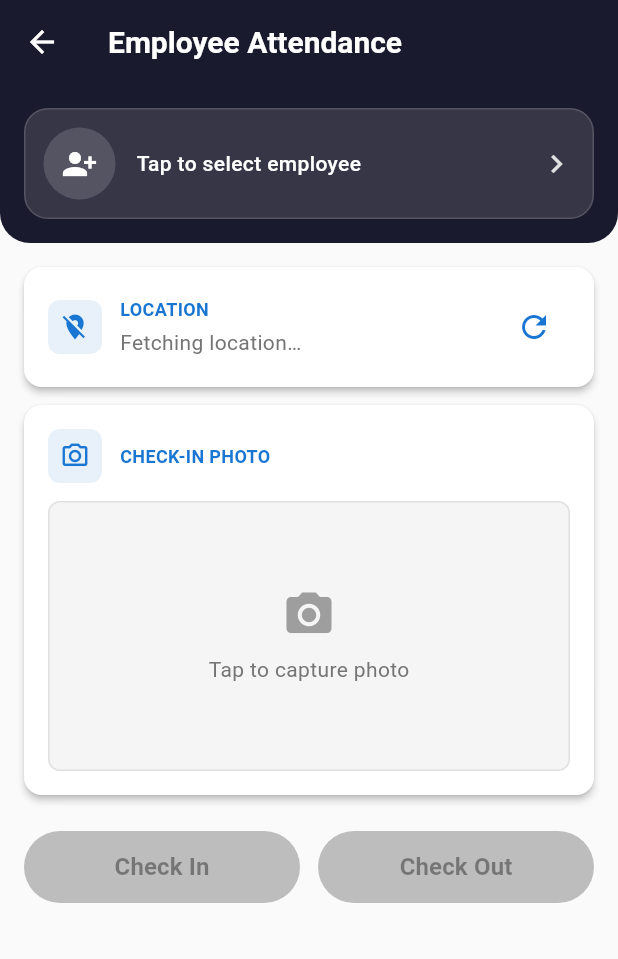
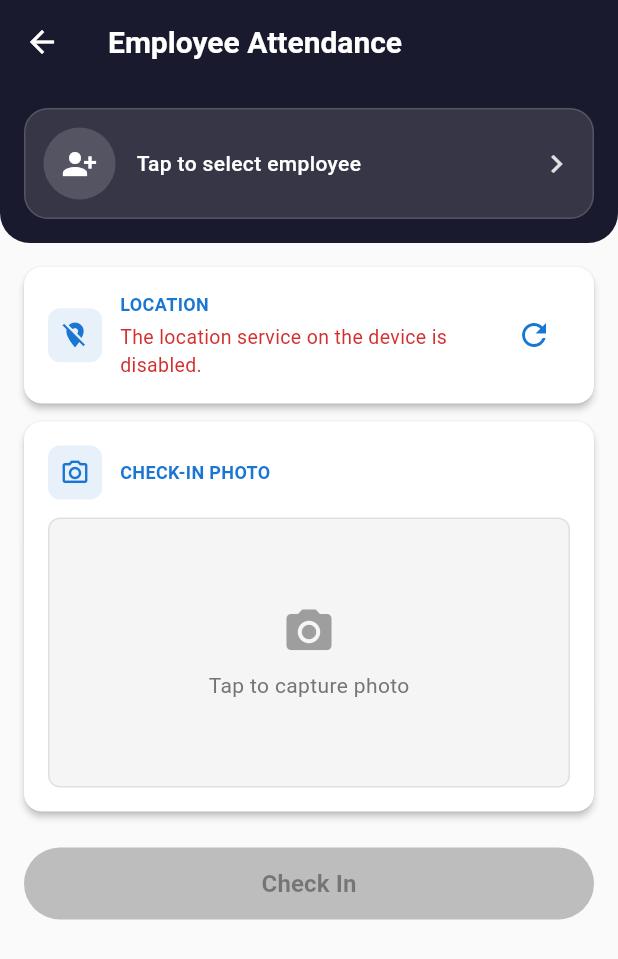
Before and after one commit to flutterdevalhamood/Al_Hamood, a Flutter app: the DashboardScreen screen opened by its route, after a tap on "Attendance", on a phone screen of 412 x 824 dp. Shown: the top 959 px of the screen. Run offline on Flutter 3.47's test engine with Material 3 defaults, Android fonts, the phone set to English and light mode, and no system bars; our stand-ins replace cached_network_image, dio, flutter_bloc, flutter_image_compress, form_field_validator, freezed_annotation and 5 more; missing offline and left inert: flutter_pdfview; accounts and stored records are empty; generated files the repository leaves out were written again.

Commit message:
Feat : Final code changes on Attendance

```diff
--- a/lib/main.dart
+++ b/lib/main.dart
@@ -19,9 +19,9 @@
 
 void main() async {
   WidgetsFlutterBinding.ensureInitialized();
+  prefs = await SharedPreferences.getInstance();
+  await AuthRepo.initAuth();
 
-  await AuthRepo.initAuth();
-  prefs = await SharedPreferences.getInstance();
   setupDioInterceptors();
   runApp(
     MultiProvider(
--- a/lib/src/BaseScreen.dart
+++ b/lib/src/BaseScreen.dart
@@ -1,4 +1,5 @@
 import 'package:flutter/material.dart';
+import 'package:sample/src/repo/auth_repo.dart';
 import 'package:sample/src/screens/splash_screen.dart';
 import 'package:sample/src/util/app_navigation.dart';
 import 'package:sample/src/util/app_routes.dart';
@@ -18,13 +19,15 @@
 class _BaseScreenState extends State<BaseScreen> {
   @override
   Widget build(BuildContext context) {
+    final String initialRoute =
+        AuthRepo.isAuthenticated ? Screenroutes.dashboard : Screenroutes.login;
     return MaterialApp(
       home: SplashScreen(),
       scaffoldMessengerKey: scaffoldMessengerKey,
       debugShowCheckedModeBanner: false,
       theme: appTheme,
       onGenerateRoute: Screenroutes.routes,
-      initialRoute: Screenroutes.login,
+      initialRoute: initialRoute,
       navigatorObservers: [Screenroutes.routeobserver],
       navigatorKey: NavigationService().navigatorKey,
     );
--- a/lib/src/screens/attendance/attendance_screen.dart
+++ b/lib/src/screens/attendance/attendance_screen.dart
@@ -36,6 +36,8 @@
   // Check Out button, and vice versa.
   bool _isCheckInLoading = false;
   bool _isCheckOutLoading = false;
+
+  bool _isCapturingPhoto = false;
 
   @override
   void initState() {
@@ -132,8 +134,62 @@
       return;
     }
 
-    // ...existing fallback logic (permission checks, _getPositionWithFallback, etc.) stays as-is
-    // for the case where warm-up hasn't finished yet or failed.
+    // Warm-up hasn't finished (or failed) yet — fetch it ourselves here,
+    // with full service/permission checks and visible feedback.
+    try {
+      final serviceEnabled = await Geolocator.isLocationServiceEnabled();
+      if (!serviceEnabled) {
+        setState(() => _isLoadingLocation = false);
+        if (!mounted) return;
+        await _showEnableLocationDialog();
+        return;
+      }
+
+      LocationPermission permission = await Geolocator.checkPermission();
+      if (permission == LocationPermission.denied) {
+        permission = await Geolocator.requestPermission();
+        if (permission == LocationPermission.denied) {
+          throw Exception('Location permission denied.');
+        }
+      }
+      if (permission == LocationPermission.deniedForever) {
+        throw Exception(
+          'Location permission permanently denied. Enable it in settings.',
+        );
+      }
+
+      final position = await _getPositionWithFallback().timeout(
+        const Duration(seconds: 20),
+      );
+
+      // Share it back so Dashboard/other screens benefit too.
+      LocationService.instance.cachedPosition = position;
+
+      if (!mounted) return;
+      setState(() {
+        _currentPosition = position;
+        _isLoadingLocation = false;
+      });
+      context.read<AttendanceController>().setLocation(
+        lat: position.latitude,
+        lng: position.longitude,
+      );
+    } on TimeoutException {
+      if (!mounted) return;
+      setState(() {
+        _isLoadingLocation = false;
+        _locationError =
+            _currentPosition == null
+                ? 'Could not get a location fix. Move to an open area and retry.'
+                : null;
+      });
+    } catch (e) {
+      if (!mounted) return;
+      setState(() {
+        _locationError = e.toString().replaceFirst('Exception: ', '');
+        _isLoadingLocation = false;
+      });
+    }
   }
 
   Future<void> _refreshLocationInBackground() async {
@@ -259,9 +315,11 @@
   // ---------------- Photo ----------------
 
   Future<void> _captureImage() async {
+    if (_isCapturingPhoto) return; // prevent double-tap re-entry too
+    setState(() => _isCapturingPhoto = true);
     try {
       final photo = await _picker.pickImage(
-        source: ImageSource.gallery,
+        source: ImageSource.camera,
         imageQuality: 80,
         maxWidth: 1280,
         maxHeight: 1280,
@@ -272,6 +330,8 @@
       }
     } catch (e) {
       _showSnack('Could not open camera: $e');
+    } finally {
+      if (mounted) setState(() => _isCapturingPhoto = false);
     }
   }
 
@@ -416,7 +476,9 @@
         _capturedImage != null &&
         !controller.isSubmitting;
 
-    return Scaffold(
+    return PopScope(
+      canPop: !_isCapturingPhoto,
+      child: Scaffold(
         backgroundColor: Colors.grey[50],
         appBar: AppBar(
           title: const Text(
@@ -458,9 +520,9 @@
                     const SizedBox(height: 12),
                     _buildPhotoCard(),
                     const SizedBox(height: 24),
-                  // Only Check Out is shown once the selected employee's
-                  // `status` flag says they're already checked in today;
-                  // otherwise both actions are available as before.
+                    // Exactly one action is shown at a time, driven by the
+                    // selected employee's `status` flag: Check Out if
+                    // they're already checked in today, otherwise Check In.
                     isAlreadyCheckedIn
                         ? SizedBox(
                           width: double.infinity,
@@ -497,10 +559,8 @@
                                     ),
                           ),
                         )
-                      : Row(
-                        children: [
-                          Expanded(
-                            child: SizedBox(
+                        : SizedBox(
+                          width: double.infinity,
                           height: 48,
                           child: ElevatedButton(
                             onPressed:
@@ -534,50 +594,11 @@
                                     ),
                           ),
                         ),
-                          ),
-                          const SizedBox(width: 12),
-                          Expanded(
-                            child: SizedBox(
-                              height: 48,
-                              child: ElevatedButton(
-                                onPressed:
-                                    canSubmit
-                                        ? () => _submitCheckout(controller)
-                                        : null,
-                                style: ElevatedButton.styleFrom(
-                                  backgroundColor: accentBlue,
-                                  disabledBackgroundColor: Colors.grey[400],
-                                  foregroundColor: Colors.white,
-                                  shape: RoundedRectangleBorder(
-                                    borderRadius: BorderRadius.circular(25),
-                                  ),
-                                ),
-                                child:
-                                    _isCheckOutLoading
-                                        ? const SizedBox(
-                                          height: 20,
-                                          width: 20,
-                                          child: CircularProgressIndicator(
-                                            strokeWidth: 2,
-                                            color: Colors.white,
-                                          ),
-                                        )
-                                        : const Text(
-                                          'Check Out',
-                                          style: TextStyle(
-                                            fontWeight: FontWeight.w600,
-                                            fontSize: 16,
-                                          ),
-                                        ),
-                              ),
+                  ],
                 ),
               ),
             ],
           ),
-                ],
-              ),
-            ),
-          ],
         ),
       ),
     );
--- a/lib/src/util/location_service.dart
+++ b/lib/src/util/location_service.dart
@@ -2,13 +2,14 @@
 
 import 'package:geolocator/geolocator.dart';
 
-/// App-wide singleton that owns the "warm" location fix.
-///
-/// DashboardScreen calls [warmUp] once, right after login/app-open. It
-/// requests permission and grabs a low-accuracy fix in the background —
-/// by the time the user navigates into AttendanceScreen, [cachedPosition]
-/// is usually already populated, so that screen doesn't have to eat the
-/// permission-dialog + first-GPS-fix latency itself.
+enum LocationWarmUpResult {
+  success,
+  serviceDisabled, // GPS/location toggle is off
+  permissionDenied, // user hasn't granted it (yet)
+  permissionDeniedForever, // user denied + checked "don't ask again"
+  error,
+}
+
 class LocationService {
   LocationService._();
   static final LocationService instance = LocationService._();
@@ -17,29 +18,33 @@
   bool permissionGranted = false;
   bool serviceEnabled = false;
 
-  /// Fire-and-forget from DashboardScreen. Never throws — any failure here
-  /// just means AttendanceScreen falls back to fetching on its own, same
-  /// as it does today.
-  Future<void> warmUp() async {
+  Future<LocationWarmUpResult> warmUp() async {
     try {
       serviceEnabled = await Geolocator.isLocationServiceEnabled();
-      if (!serviceEnabled) return;
+      if (!serviceEnabled) {
+        return LocationWarmUpResult.serviceDisabled;
+      }
 
       LocationPermission permission = await Geolocator.checkPermission();
       if (permission == LocationPermission.denied) {
         permission = await Geolocator.requestPermission();
       }
+
+      if (permission == LocationPermission.deniedForever) {
+        permissionGranted = false;
+        return LocationWarmUpResult.permissionDeniedForever;
+      }
+
       permissionGranted =
           permission == LocationPermission.always ||
           permission == LocationPermission.whileInUse;
-      if (!permissionGranted) return;
 
-      // Seed with whatever the OS already has cached, instantly.
+      if (!permissionGranted) {
+        return LocationWarmUpResult.permissionDenied;
+      }
+
       cachedPosition ??= await Geolocator.getLastKnownPosition();
 
-      // Then get a fresh low-accuracy fix in the background. This is the
-      // call that "warms up" the GPS/network provider so any subsequent
-      // call (e.g. from AttendanceScreen) resolves much faster.
       final fresh = await Geolocator.getCurrentPosition(
         locationSettings: const LocationSettings(
           accuracy: LocationAccuracy.low,
@@ -48,9 +53,9 @@
       ).timeout(const Duration(seconds: 11));
 
       cachedPosition = fresh;
+      return LocationWarmUpResult.success;
     } catch (_) {
-      // Silent — Dashboard shouldn't ever show an error for this.
-      // AttendanceScreen will retry properly with its own UI feedback.
+      return LocationWarmUpResult.error;
     }
   }
 
--- a/pubspec.yaml
+++ b/pubspec.yaml
@@ -16,7 +16,7 @@
 # https://developer.apple.com/library/archive/documentation/General/Reference/InfoPlistKeyReference/Articles/CoreFoundationKeys.html
 # In Windows, build-name is used as the major, minor, and patch parts
 # of the product and file versions while build-number is used as the build suffix.
-version: 1.0.3+17
+version: 1.0.3+22
 
 environment:
   sdk: ^3.7.0
```
Also changed, not shown: lib/src/screens/dashboard_screen.dart (+136 -2 lines), lib/src/screens/login_screen.dart (+6 -2 lines), 1 other file. Lines whose indentation alone changed are shown as unchanged.
